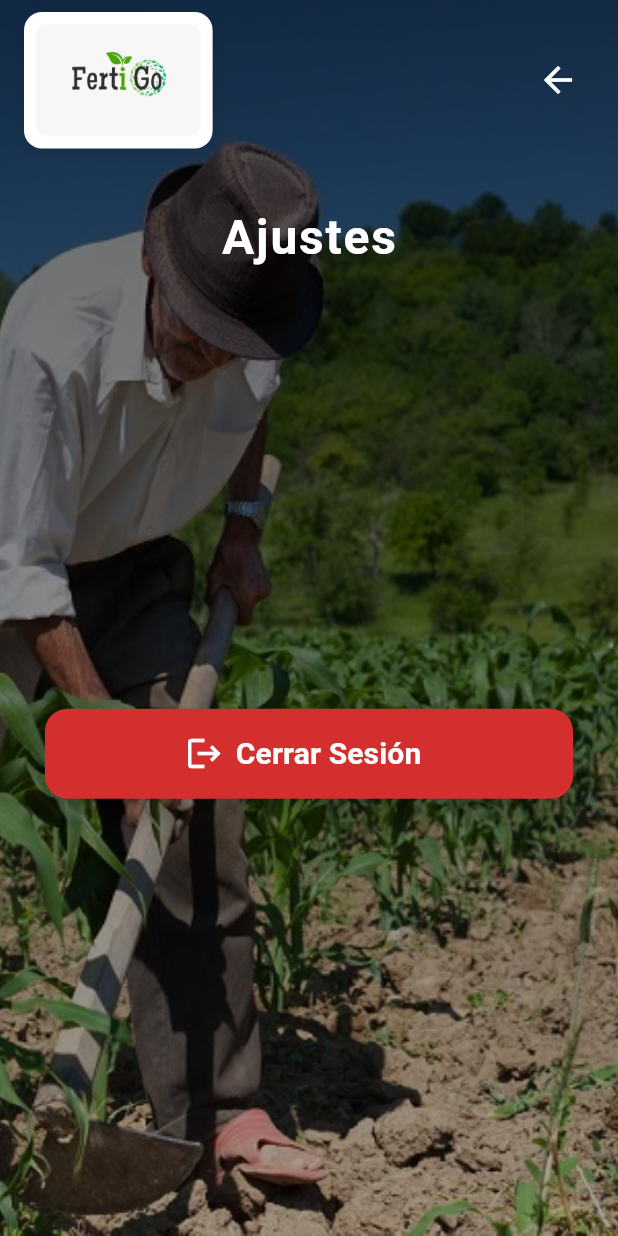
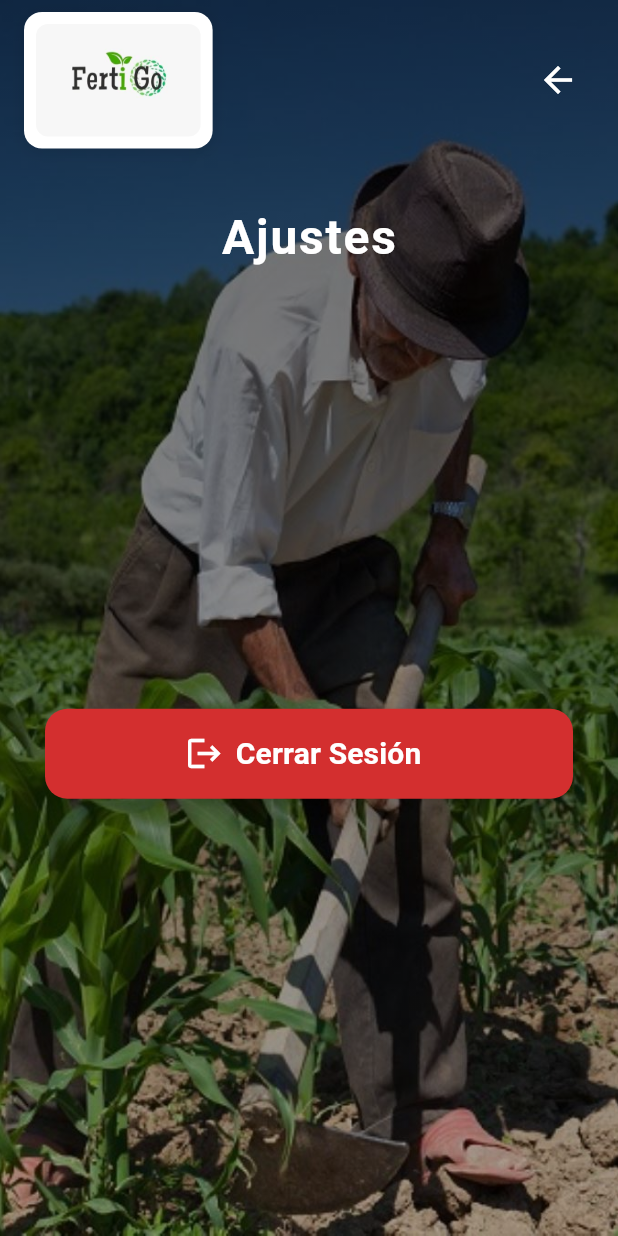
Before and after one commit to bratt10/Fertigo_App, a Flutter app: the AjustesPage screen opened directly, on a phone screen of 412 x 824 dp. Run offline on Flutter 3.47's test engine with Material 3 defaults, Android fonts, the phone set to English and light mode, and no system bars; our stand-ins replace connectivity_plus, shared_preferences, sqflite; accounts and stored records are empty; network calls fail.

Commit message:
acomodo de imagen de configuracion

```diff
--- a/lib/presentation/pages/ajustes_page.dart
+++ b/lib/presentation/pages/ajustes_page.dart
@@ -62,6 +62,8 @@ class AjustesPage extends StatelessWidget {
               image: DecorationImage(
                 image: AssetImage('assets/images/agricultor2.jpg'),
                 fit: BoxFit.cover,
+                alignment: Alignment(-0.4, 0),
+
               ),
             ),
           ),
```
Also changed, not shown: pubspec.lock.
